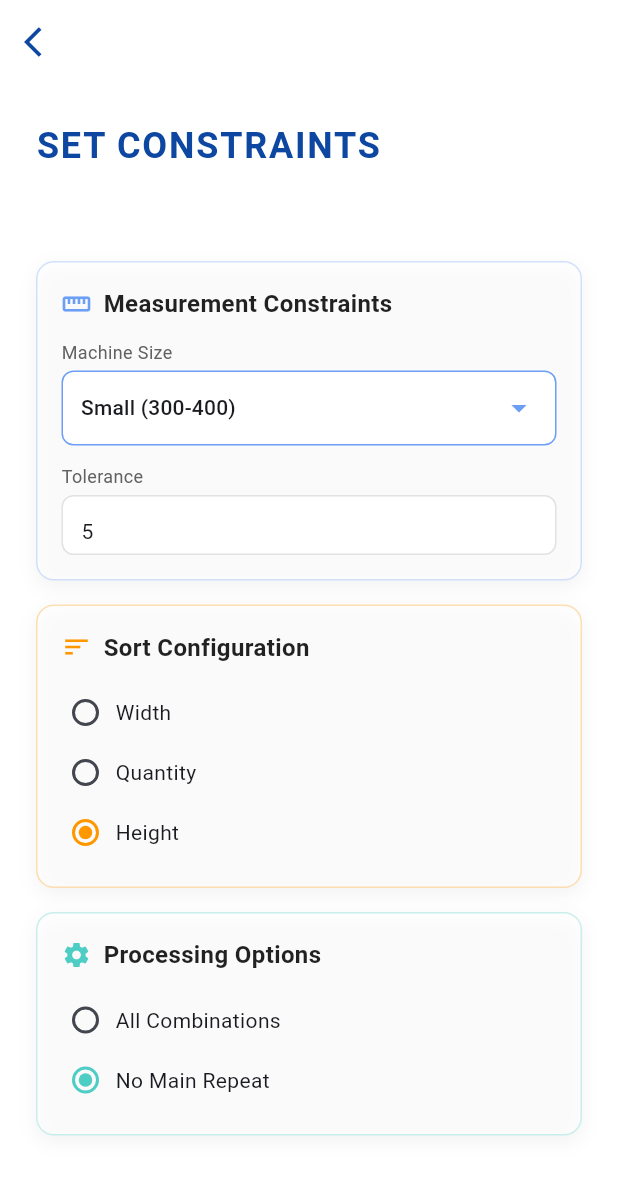
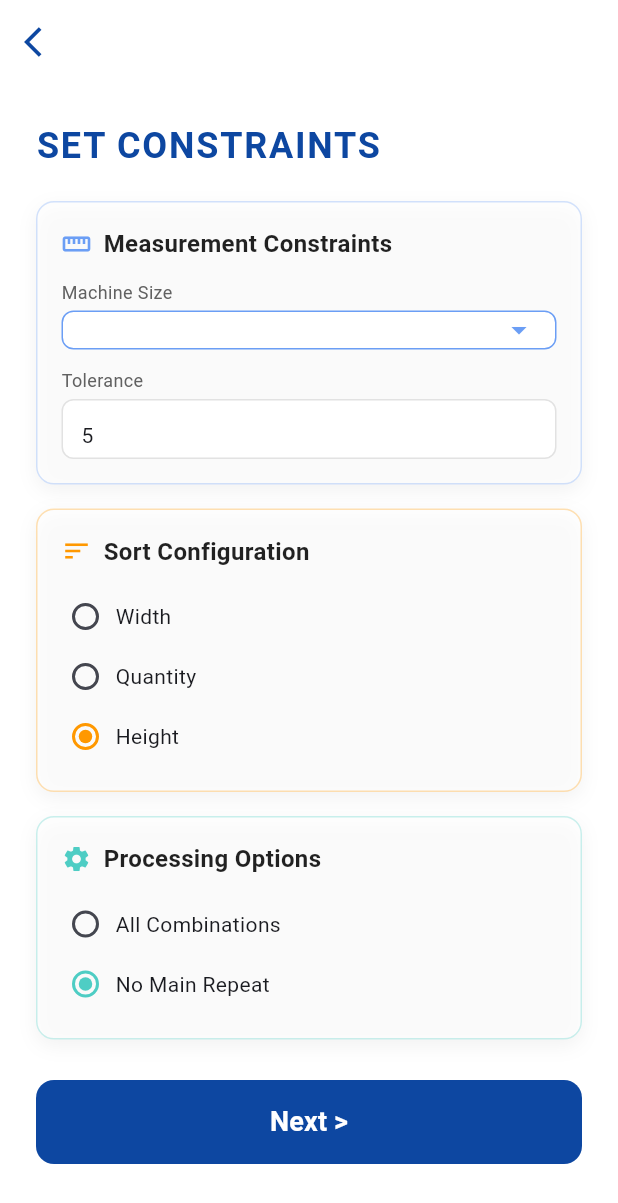
Before and after one commit to assem2023-habib/Cut-Optimizer_mobile_app, a Flutter app: the SetConstraintsScreen screen opened directly with empty values, on a phone screen of 412 x 824 dp. Shown: the top 1203 px of the screen. Run offline on Flutter 3.47's test engine with Material 3 defaults, Android fonts, the phone set to English and light mode, and no system bars; our stand-ins replace file_picker, image_picker, open_file, share_plus; missing offline and left inert: excel, syncfusion_flutter_xlsio, universal_html; Roboto replaces fonts that are missing (Arial, Segoe UI).

Commit message:
make a new layout for constraint section

```diff
--- a/lib/features/set_constraints/screens/set_constraints_screen.dart
+++ b/lib/features/set_constraints/screens/set_constraints_screen.dart
@@ -1,7 +1,7 @@
 import 'package:flutter/material.dart';
-import '../widgets/custom_text_field.dart';
+import '../../../core/enums.dart';
+import '../../execution/screens/execution_screen.dart';
 import '../widgets/processing_config_section.dart';
-import '../../sorting_options/screens/sorting_options_screen.dart';
 import '../../../models/config.dart';
 
 class SetConstraintsScreen extends StatefulWidget {
@@ -19,40 +19,30 @@ class SetConstraintsScreen extends StatefulWidget {
 }
 
 class _SetConstraintsScreenState extends State<SetConstraintsScreen> {
-  final TextEditingController _maxWidthController = TextEditingController(
-    text: "400",
-  );
-  final TextEditingController _minWidthController = TextEditingController(
-    text: "50",
-  );
-  final TextEditingController _toleranceController = TextEditingController(
-    text: "5",
-  );
+  // State to hold values from ProcessingConfigSection
+  MachineSize? _selectedMachine;
+  String _tolerance = "5";
+  SortType _sortType = SortType.sortByHeight;
+  GroupingMode _groupingMode = GroupingMode.noMainRepeat;
 
-  MachineSize? _selectedMachine;
-
-  @override
-  void dispose() {
-    _maxWidthController.dispose();
-    _minWidthController.dispose();
-    _toleranceController.dispose();
-    super.dispose();
-  }
-
-  void _onMachineSelected(MachineSize? machine) {
-    if (machine != null) {
-      setState(() {
-        _selectedMachine = machine;
-        _minWidthController.text = machine.minWidth.toString();
-        _maxWidthController.text = machine.maxWidth.toString();
-      });
-    }
+  void _onConfigChanged(
+    MachineSize? machine,
+    String tolerance,
+    SortType sortType,
+    GroupingMode groupingMode,
+  ) {
+    setState(() {
+      _selectedMachine = machine;
+      _tolerance = tolerance;
+      _sortType = sortType;
+      _groupingMode = groupingMode;
+    });
   }
 
   void _navigateToNextScreen() {
-    final maxWidth = int.tryParse(_maxWidthController.text) ?? 400;
-    final minWidth = int.tryParse(_minWidthController.text) ?? 50;
-    final tolerance = int.tryParse(_toleranceController.text) ?? 5;
+    final minWidth = _selectedMachine?.minWidth ?? 50;
+    final maxWidth = _selectedMachine?.maxWidth ?? 400;
+    final tolerance = int.tryParse(_tolerance) ?? 5;
 
     // Validate constraints
     if (minWidth >= maxWidth) {
@@ -65,14 +55,20 @@ class _SetConstraintsScreenState extends State<SetConstraintsScreen> {
       return;
     }
 
+    // Navigate directly to ExecutionScreen, skipping SortingOptionsScreen and GroupingModeScreen
+    // as their configuration is now handled here.
     Navigator.of(context).push(
       MaterialPageRoute(
-        builder: (context) => SortingOptionsScreen(
+        builder: (context) => ExecutionScreen(
           filePath: widget.filePath,
           minWidth: minWidth,
           maxWidth: maxWidth,
           tolerance: tolerance,
+          sortType: _sortType,
+          groupingMode: _groupingMode,
           config: widget.config,
+          optimizeResults: true, // Default
+          generateReport: false, // Default
         ),
       ),
     );
@@ -111,72 +107,10 @@ class _SetConstraintsScreenState extends State<SetConstraintsScreen> {
                             color: Colors.blue.shade900,
                           ),
                         ),
-                        const SizedBox(height: 40),
                         const SizedBox(height: 20),
-                        const ProcessingConfigSection(),
-                        const SizedBox(height: 40),
-                        /*
-                        if (widget.config.machineSizes.isNotEmpty) ...[
-                          Container(
-                            padding: const EdgeInsets.symmetric(
-                              horizontal: 12,
-                              vertical: 4,
-                            ),
-                            decoration: BoxDecoration(
-                              border: Border.all(color: Colors.grey.shade300),
-                              borderRadius: BorderRadius.circular(12),
-                            ),
-                            child: DropdownButtonHideUnderline(
-                              child: DropdownButtonFormField<MachineSize>(
-                                decoration: const InputDecoration(
-                                  border: InputBorder.none,
-                                  labelText: 'Select Machine',
-                                  contentPadding: EdgeInsets.zero,
-                                ),
-                                value: _selectedMachine,
-                                items: widget.config.machineSizes.map((
-                                  machine,
-                                ) {
-                                  return DropdownMenuItem<MachineSize>(
-                                    value: machine,
-                                    child: Text(
-                                      "${machine.name} (${machine.minWidth}-${machine.maxWidth} cm)",
-                                      style: const TextStyle(
-                                        fontSize: 16,
-                                        fontWeight: FontWeight.w500,
-                                      ),
-                                    ),
-                                  );
-                                }).toList(),
-                                onChanged: _onMachineSelected,
-                                icon: Icon(
-                                  Icons.keyboard_arrow_down,
-                                  color: Colors.blue.shade900,
-                                ),
-                              ),
-                            ),
-                          ),
-                          const SizedBox(height: 24),
-                        ],
-                        CustomTextField(
-                          label: "Max Width",
-                          initialValue: "400",
-                          suffixText: "cm",
-                          controller: _maxWidthController,
-                        ),
-                        const SizedBox(height: 24),
-                        CustomTextField(
-                          label: "Min Width",
-                          initialValue: "50",
-                          suffixText: "cm",
-                          controller: _minWidthController,
-                        ),
-                        const SizedBox(height: 24),
-                        CustomTextField(
-                          label: "Tolerance",
-                          initialValue: "5",
-                          suffixText: "cm",
-                          controller: _toleranceController,
+                        ProcessingConfigSection(
+                          config: widget.config,
+                          onChanged: _onConfigChanged,
                         ),
                         const Spacer(),
                         SizedBox(
@@ -204,7 +138,6 @@ class _SetConstraintsScreenState extends State<SetConstraintsScreen> {
                           ),
                         ),
                         const SizedBox(height: 24),
-                        */
                       ],
                     ),
                   ),
--- a/lib/features/set_constraints/widgets/processing_config_section.dart
+++ b/lib/features/set_constraints/widgets/processing_config_section.dart
@@ -1,7 +1,22 @@
 import 'package:flutter/material.dart';
+import '../../../models/config.dart';
+import '../../../core/enums.dart';
 
 class ProcessingConfigSection extends StatefulWidget {
-  const ProcessingConfigSection({super.key});
+  final Config config;
+  final Function(
+    MachineSize? machine,
+    String tolerance,
+    SortType sortType,
+    GroupingMode groupingMode,
+  )
+  onChanged;
+
+  const ProcessingConfigSection({
+    super.key,
+    required this.config,
+    required this.onChanged,
+  });
 
   @override
   State<ProcessingConfigSection> createState() =>
@@ -10,33 +25,41 @@ class ProcessingConfigSection extends StatefulWidget {
 
 class _ProcessingConfigSectionState extends State<ProcessingConfigSection> {
   // State for Panel A
-  final List<Map<String, dynamic>> machineSizes = [
-    {'name': 'Small', 'min': 300, 'max': 400},
-    {'name': 'Medium', 'min': 400, 'max': 600},
-    {'name': 'Large', 'min': 600, 'max': 800},
-  ];
-  Map<String, dynamic>? selectedMachineSize;
+  MachineSize? selectedMachineSize;
   final TextEditingController toleranceController = TextEditingController(
     text: "5",
   );
 
   // State for Panel B
-  String sortOption = "Height";
+  SortType sortOption = SortType.sortByHeight;
 
   // State for Panel C
-  String processingOption = "No Main Repeat";
+  GroupingMode processingOption = GroupingMode.noMainRepeat;
 
   @override
   void initState() {
     super.initState();
     // Default selection for Panel A
-    if (machineSizes.isNotEmpty) {
-      selectedMachineSize = machineSizes[0];
+    if (widget.config.machineSizes.isNotEmpty) {
+      selectedMachineSize = widget.config.machineSizes[0];
     }
+    toleranceController.addListener(_notifyParent);
+    // Initial notification
+    WidgetsBinding.instance.addPostFrameCallback((_) => _notifyParent());
+  }
+
+  void _notifyParent() {
+    widget.onChanged(
+      selectedMachineSize,
+      toleranceController.text,
+      sortOption,
+      processingOption,
+    );
   }
 
   @override
   void dispose() {
+    toleranceController.removeListener(_notifyParent);
     toleranceController.dispose();
     super.dispose();
   }
@@ -91,11 +114,7 @@ class _ProcessingConfigSectionState extends State<ProcessingConfigSection> {
           ),
         ],
       ),
-      child: ClipRRect(
-        borderRadius: BorderRadius.circular(12),
-        child:
-            child, // BackdropFilter could be added here if performance allows
-      ),
+      child: ClipRRect(borderRadius: BorderRadius.circular(12), child: child),
     );
   }
 
@@ -155,15 +174,15 @@ class _ProcessingConfigSectionState extends State<ProcessingConfigSection> {
                 border: Border.all(color: accentColor),
               ),
               child: DropdownButtonHideUnderline(
-                child: DropdownButton<Map<String, dynamic>>(
+                child: DropdownButton<MachineSize>(
                   value: selectedMachineSize,
                   isExpanded: true,
                   icon: Icon(Icons.arrow_drop_down, color: accentColor),
-                  items: machineSizes.map((size) {
-                    return DropdownMenuItem<Map<String, dynamic>>(
+                  items: widget.config.machineSizes.map((size) {
+                    return DropdownMenuItem<MachineSize>(
                       value: size,
                       child: Text(
-                        "${size['name']} (${size['min']}-${size['max']})",
+                        "${size.name} (${size.minWidth}-${size.maxWidth})",
                         style: const TextStyle(
                           fontFamily: 'Segoe UI',
                           fontSize: 14,
@@ -174,6 +193,7 @@ class _ProcessingConfigSectionState extends State<ProcessingConfigSection> {
                   onChanged: (val) {
                     setState(() {
                       selectedMachineSize = val;
+                      _notifyParent();
                     });
                   },
                 ),
@@ -231,24 +251,28 @@ class _ProcessingConfigSectionState extends State<ProcessingConfigSection> {
           children: [
             _buildHeader("Sort Configuration", Icons.sort, accentColor),
 
-            _buildRadioButton(
-              "Width",
-              sortOption,
-              (val) => setState(() => sortOption = val!),
-              accentColor,
-            ),
-            _buildRadioButton(
-              "Quantity",
-              sortOption,
-              (val) => setState(() => sortOption = val!),
-              accentColor,
-            ),
-            _buildRadioButton(
-              "Height",
-              sortOption,
-              (val) => setState(() => sortOption = val!),
-              accentColor,
-            ),
+            _buildRadioButton("Width", SortType.sortByWidth, sortOption, (val) {
+              setState(() {
+                sortOption = val!;
+                _notifyParent();
+              });
+            }, accentColor),
+            _buildRadioButton("Quantity", SortType.sortByQuantity, sortOption, (
+              val,
+            ) {
+              setState(() {
+                sortOption = val!;
+                _notifyParent();
+              });
+            }, accentColor),
+            _buildRadioButton("Height", SortType.sortByHeight, sortOption, (
+              val,
+            ) {
+              setState(() {
+                sortOption = val!;
+                _notifyParent();
+              });
+            }, accentColor),
           ],
         ),
       ),
@@ -272,8 +296,14 @@ class _ProcessingConfigSectionState extends State<ProcessingConfigSection> {
               message: "Process all possible combinations",
               child: _buildRadioButton(
                 "All Combinations",
+                GroupingMode.allCombinations,
                 processingOption,
-                (val) => setState(() => processingOption = val!),
+                (val) {
+                  setState(() {
+                    processingOption = val!;
+                    _notifyParent();
+                  });
+                },
                 accentColor,
               ),
             ),
@@ -281,8 +311,14 @@ class _ProcessingConfigSectionState extends State<ProcessingConfigSection> {
               message: "Avoid repeating the main pattern",
               child: _buildRadioButton(
                 "No Main Repeat",
+                GroupingMode.noMainRepeat,
                 processingOption,
-                (val) => setState(() => processingOption = val!),
+                (val) {
+                  setState(() {
+                    processingOption = val!;
+                    _notifyParent();
+                  });
+                },
                 accentColor,
               ),
             ),
@@ -292,10 +328,11 @@ class _ProcessingConfigSectionState extends State<ProcessingConfigSection> {
     );
   }
 
-  Widget _buildRadioButton(
-    String value,
-    String groupValue,
-    ValueChanged<String?> onChanged,
+  Widget _buildRadioButton<T>(
+    String label,
+    T value,
+    T groupValue,
+    ValueChanged<T?> onChanged,
     Color activeColor,
   ) {
     return InkWell(
@@ -304,7 +341,7 @@ class _ProcessingConfigSectionState extends State<ProcessingConfigSection> {
         padding: const EdgeInsets.symmetric(vertical: 4.0),
         child: Row(
           children: [
-            Radio<String>(
+            Radio<T>(
               value: value,
               groupValue: groupValue,
               onChanged: onChanged,
@@ -314,7 +351,7 @@ class _ProcessingConfigSectionState extends State<ProcessingConfigSection> {
             ),
             const SizedBox(width: 4),
             Text(
-              value,
+              label,
               style: const TextStyle(fontFamily: 'Segoe UI', fontSize: 14),
             ),
           ],
```
